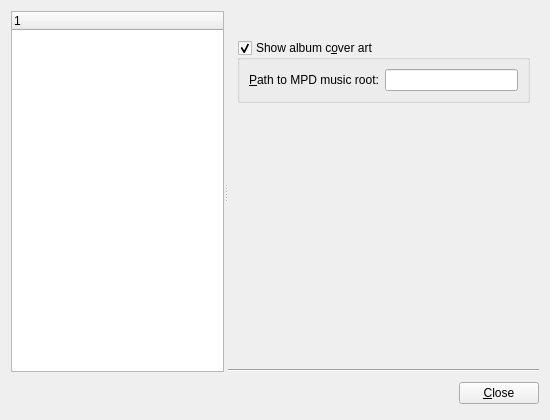
Voker57/qmpdclient, file ui/preferencesdialog.ui: the form before one commit.
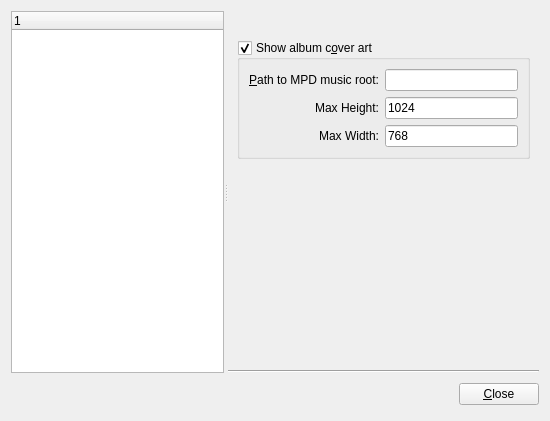
The form after the commit. The open tabs and pages were chosen to show the change.

Commit message:
Fixed multiple about dialogs. Add max height and width size for cover art in preferences.
Fixed english and style

```diff
--- a/ui/preferencesdialog.ui
+++ b/ui/preferencesdialog.ui
@@ -7,7 +7,7 @@
     <x>0</x>
     <y>0</y>
     <width>550</width>
-    <height>420</height>
+    <height>421</height>
    </rect>
   </property>
   <property name="windowTitle">
@@ -803,7 +803,7 @@
           </layout>
          </widget>
          <widget class="QWidget" name="coverArtPage">
-          <layout class="QVBoxLayout">
+          <layout class="QVBoxLayout" name="verticalLayout_3">
            <item>
             <widget class="QGroupBox" name="showCoverCheck">
              <property name="title">
@@ -812,19 +812,81 @@
              <property name="checkable">
               <bool>true</bool>
              </property>
-             <layout class="QHBoxLayout">
-              <item>
+             <layout class="QGridLayout" name="gridLayout">
+              <item row="0" column="0">
                <widget class="QLabel" name="label">
                 <property name="text">
                  <string>&amp;Path to MPD music root:</string>
                 </property>
+                <property name="alignment">
+                 <set>Qt::AlignRight|Qt::AlignTrailing|Qt::AlignVCenter</set>
+                </property>
                 <property name="buddy">
                  <cstring>coverDirEdit</cstring>
                 </property>
                </widget>
               </item>
-              <item>
-               <widget class="QLineEdit" name="coverDirEdit"/>
+              <item row="0" column="1">
+               <widget class="QLineEdit" name="coverDirEdit">
+                <property name="inputMask">
+                 <string notr="true"/>
+                </property>
+                <property name="text">
+                 <string notr="true"/>
+                </property>
+               </widget>
+              </item>
+              <item row="1" column="0">
+               <widget class="QLabel" name="label_12">
+                <property name="text">
+                 <string>Max Height:</string>
+                </property>
+                <property name="textFormat">
+                 <enum>Qt::PlainText</enum>
+                </property>
+                <property name="alignment">
+                 <set>Qt::AlignRight|Qt::AlignTrailing|Qt::AlignVCenter</set>
+                </property>
+                <property name="buddy">
+                 <cstring>coverMaxHeight</cstring>
+                </property>
+               </widget>
+              </item>
+              <item row="1" column="1">
+               <widget class="QLineEdit" name="coverMaxHeight">
+                <property name="inputMask">
+                 <string notr="true"/>
+                </property>
+                <property name="text">
+                 <string notr="true">1024</string>
+                </property>
+               </widget>
+              </item>
+              <item row="2" column="0">
+               <widget class="QLabel" name="label_13">
+                <property name="text">
+                 <string>Max Width:</string>
+                </property>
+                <property name="textFormat">
+                 <enum>Qt::PlainText</enum>
+                </property>
+                <property name="alignment">
+                 <set>Qt::AlignRight|Qt::AlignTrailing|Qt::AlignVCenter</set>
+                </property>
+                <property name="buddy">
+                 <cstring>coverMaxWidth</cstring>
+                </property>
+               </widget>
+              </item>
+              <item row="2" column="1">
+               <widget class="QLineEdit" name="coverMaxWidth">
+                <property name="inputMask">
+                 <string notr="true"/>
+                </property>
+                <property name="text">
+                 <string notr="true">768</string>
+                </property>
+               </widget>
               </item>
              </layout>
             </widget>
```
Left out of the diff: 12 changed lines with no effect on the pictures. The commit also changes 19 other files.
